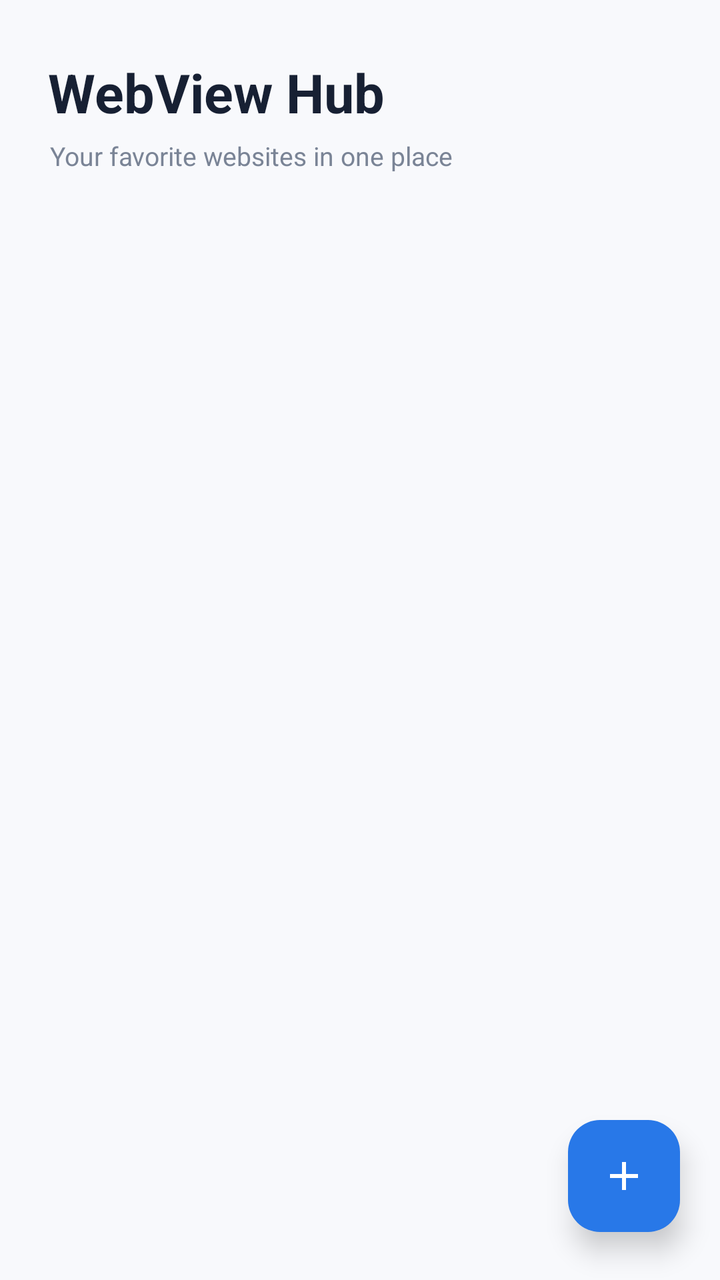
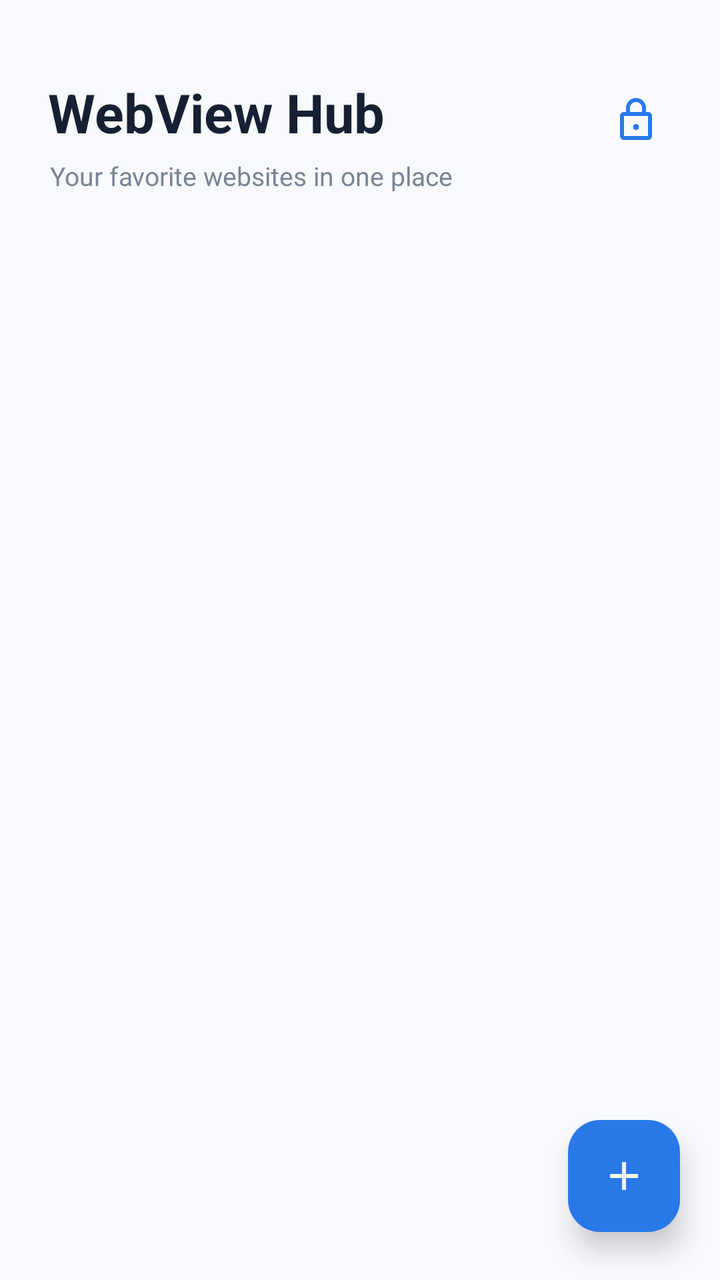

Before-and-after screenshots of an Android layout around one commit, followed by the original layout XML and the change that was made.
<!-- AndroidManifest.xml: application theme Theme.AllInOne -->
<!-- res/layout/activity_main.xml -->
<?xml version="1.0" encoding="utf-8"?>
<FrameLayout
    xmlns:android="http://schemas.android.com/apk/res/android"
    xmlns:app="http://schemas.android.com/apk/res-auto"

    android:id="@+id/rootLayout"

    android:layout_width="match_parent"
    android:layout_height="match_parent"

    android:background="#F8F9FC">


    
    
    

    <androidx.constraintlayout.widget.ConstraintLayout
        android:layout_width="match_parent"
        android:layout_height="match_parent">


        
        
        

        <TextView
            android:id="@+id/appTitle"

            android:layout_width="wrap_content"
            android:layout_height="wrap_content"

            android:layout_marginStart="24dp"
            android:layout_marginTop="28dp"

            android:text="WebView Hub"

            android:textColor="#172033"
            android:textSize="27sp"
            android:textStyle="bold"

            app:layout_constraintTop_toTopOf="parent"
            app:layout_constraintStart_toStartOf="parent" />


        
        
        

        <TextView
            android:id="@+id/appSubtitle"

            android:layout_width="0dp"
            android:layout_height="wrap_content"

            android:layout_marginStart="25dp"
            android:layout_marginTop="5dp"
            android:layout_marginEnd="24dp"

            android:text="Your favorite websites in one place"

            android:textColor="#7A8496"
            android:textSize="13sp"

            app:layout_constraintTop_toBottomOf="@id/appTitle"
            app:layout_constraintStart_toStartOf="parent"
            app:layout_constraintEnd_toEndOf="parent" />


        
        
        

        <androidx.recyclerview.widget.RecyclerView
            android:id="@+id/websiteRecyclerView"

            android:layout_width="0dp"
            android:layout_height="0dp"

            android:layout_marginStart="10dp"
            android:layout_marginTop="18dp"
            android:layout_marginEnd="10dp"

            android:clipToPadding="false"

            android:paddingTop="4dp"
            android:paddingBottom="110dp"

            android:overScrollMode="ifContentScrolls"

            app:layout_constraintTop_toBottomOf="@id/appSubtitle"
            app:layout_constraintBottom_toBottomOf="parent"
            app:layout_constraintStart_toStartOf="parent"
            app:layout_constraintEnd_toEndOf="parent" />

    </androidx.constraintlayout.widget.ConstraintLayout>


    
    
    

    <com.google.android.material.floatingactionbutton.FloatingActionButton
        android:id="@+id/addWebsiteButton"

        android:layout_width="wrap_content"
        android:layout_height="wrap_content"

        android:layout_gravity="bottom|end"

        android:layout_marginEnd="20dp"
        android:layout_marginBottom="24dp"

        android:contentDescription="Add website"

        android:src="@drawable/ic_add"

        app:backgroundTint="#2878E8"

        app:borderWidth="0dp"

        app:elevation="8dp"

        app:maxImageSize="24dp"

        app:tint="@android:color/white" />

</FrameLayout>
<!-- resources referenced by this layout -->
<resources>
  <!-- drawable ic_add (drawable) -->
  <?xml version="1.0" encoding="utf-8"?>
  <vector
      xmlns:android="http://schemas.android.com/apk/res/android"
  
      android:width="24dp"
      android:height="24dp"
  
      android:viewportWidth="24"
      android:viewportHeight="24">
  
      <path
          android:fillColor="#FFFFFF"
          android:pathData="M19,13H13V19H11V13H5V11H11V5H13V11H19V13Z" />
  
  </vector>
  <style name="Theme.AllInOne" parent="Base.Theme.AllInOne" />
  <style name="Base.Theme.AllInOne" parent="Theme.Material3.DayNight.NoActionBar">
          
          
      </style>
</resources>

<!-- the commit's change to res/layout/activity_main.xml (unified diff, before → after) -->
@@ -31,7 +31,7 @@
             android:layout_height="wrap_content"
 
             android:layout_marginStart="24dp"
-            android:layout_marginTop="28dp"
+            android:layout_marginTop="38dp"
 
             android:text="WebView Hub"
 
@@ -41,6 +41,36 @@
 
             app:layout_constraintTop_toTopOf="parent"
             app:layout_constraintStart_toStartOf="parent" />
+
+
+        
+        
+        
+
+        <ImageButton
+            android:id="@+id/lockerButton"
+
+            android:layout_width="44dp"
+            android:layout_height="44dp"
+
+            android:layout_marginTop="38dp"
+            android:layout_marginEnd="20dp"
+
+            android:background="@android:color/transparent"
+
+            android:clickable="true"
+            android:focusable="true"
+
+            android:contentDescription="Open locker"
+
+            android:padding="9dp"
+
+            android:src="@drawable/ic_lock"
+
+            app:tint="#2878E8"
+
+            app:layout_constraintTop_toTopOf="parent"
+            app:layout_constraintEnd_toEndOf="parent" />
 
 
         
@@ -125,4 +155,21 @@
 
         app:tint="@android:color/white" />
 
+
+    
+    
+    
+
+    <View
+        android:id="@+id/statusBarOverlay"
+
+        android:layout_width="match_parent"
+        android:layout_height="0dp"
+
+        android:layout_gravity="top"
+
+        android:background="#99000000"
+
+        android:elevation="20dp" />
+
 </FrameLayout>
<!-- resource entries referenced after the edit -->
@@ -16,6 +16,19 @@
           android:pathData="M19,13H13V19H11V13H5V11H11V5H13V11H19V13Z" />
   
   </vector>
+  <!-- drawable ic_lock (drawable) -->
+  <?xml version="1.0" encoding="utf-8"?>
+  <vector xmlns:android="http://schemas.android.com/apk/res/android"
+      android:width="24dp"
+      android:height="24dp"
+      android:viewportWidth="24"
+      android:viewportHeight="24">
+  
+      <path
+          android:fillColor="#2878E8"
+          android:pathData="M18,8h-1V6c0,-2.76 -2.24,-5 -5,-5S7,3.24 7,6v2H6c-1.1,0 -2,0.9 -2,2v10c0,1.1 0.9,2 2,2h12c1.1,0 2,-0.9 2,-2V10c0,-1.1 -0.9,-2 -2,-2zM9,6c0,-1.66 1.34,-3 3,-3s3,1.34 3,3v2H9V6zM18,20H6V10h12v10zM12,17c0.83,0 1.5,-0.67 1.5,-1.5S12.83,14 12,14s-1.5,0.67 -1.5,1.5S11.17,17 12,17z" />
+  
+  </vector>
   <style name="Theme.AllInOne" parent="Base.Theme.AllInOne" />
   <style name="Base.Theme.AllInOne" parent="Theme.Material3.DayNight.NoActionBar">
           
